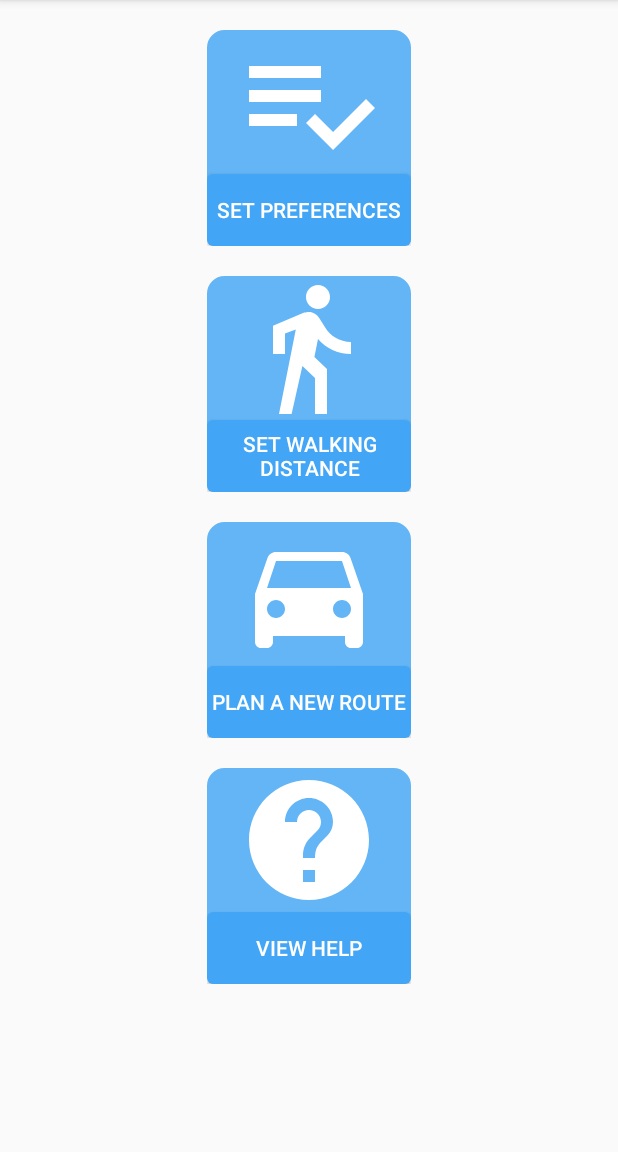
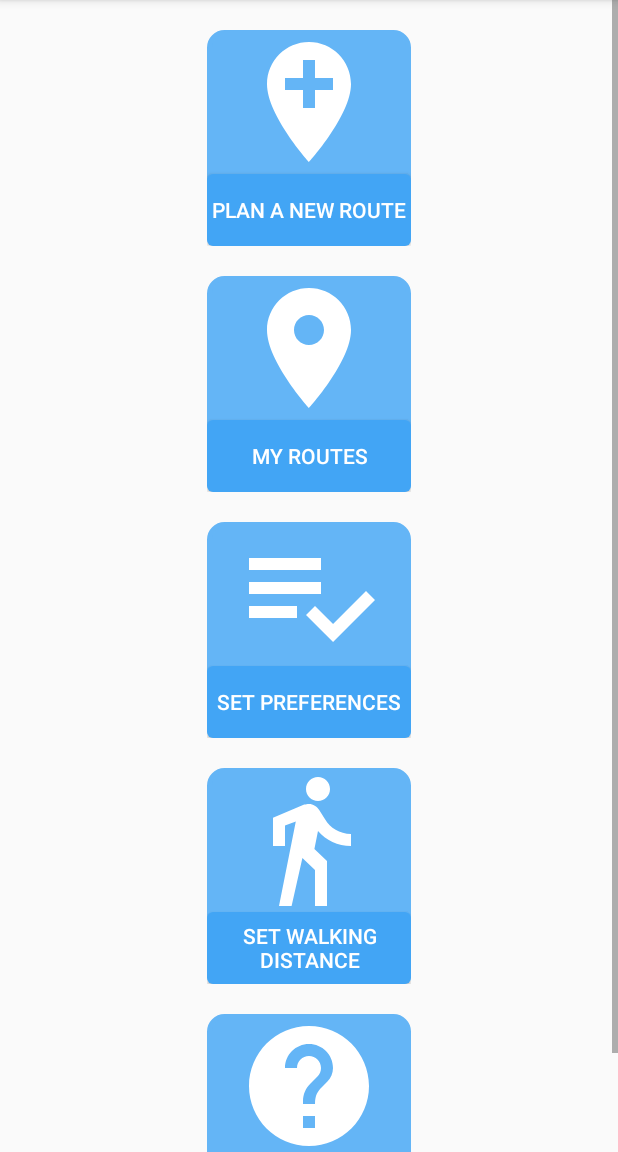
Before and after one commit to AdamTimpson/finalproject, an Android app: the MainMenuActivity screen opened directly, with no data from a screen before it, on a phone screen of 412 x 824 dp, the part 84-1236 px from its top. Run offline under Robolectric (Android 15) with nearby library versions, the phone set to English and light mode, and no system bars.

Commit message:
Added new menu items and icons

```diff
--- a/app/src/main/res/drawable/ic_car.xml
+++ /dev/null
@@ -1,5 +0,0 @@
-<vector android:height="24dp" android:tint="#FFFFFF"
-    android:viewportHeight="24.0" android:viewportWidth="24.0"
-    android:width="24dp" xmlns:android="http://schemas.android.com/apk/res/android">
-    <path android:fillColor="#FF000000" android:pathData="M18.92,6.01C18.72,5.42 18.16,5 17.5,5h-11c-0.66,0 -1.21,0.42 -1.42,1.01L3,12v8c0,0.55 0.45,1 1,1h1c0.55,0 1,-0.45 1,-1v-1h12v1c0,0.55 0.45,1 1,1h1c0.55,0 1,-0.45 1,-1v-8l-2.08,-5.99zM6.5,16c-0.83,0 -1.5,-0.67 -1.5,-1.5S5.67,13 6.5,13s1.5,0.67 1.5,1.5S7.33,16 6.5,16zM17.5,16c-0.83,0 -1.5,-0.67 -1.5,-1.5s0.67,-1.5 1.5,-1.5 1.5,0.67 1.5,1.5 -0.67,1.5 -1.5,1.5zM5,11l1.5,-4.5h11L19,11L5,11z"/>
-</vector>
--- /dev/null
+++ b/app/src/main/res/drawable/ic_my_routes.xml
@@ -0,0 +1,5 @@
+<vector android:height="24dp" android:tint="#FFFFFF"
+    android:viewportHeight="24.0" android:viewportWidth="24.0"
+    android:width="24dp" xmlns:android="http://schemas.android.com/apk/res/android">
+    <path android:fillColor="#FF000000" android:pathData="M12,2C8.13,2 5,5.13 5,9c0,5.25 7,13 7,13s7,-7.75 7,-13c0,-3.87 -3.13,-7 -7,-7zM12,11.5c-1.38,0 -2.5,-1.12 -2.5,-2.5s1.12,-2.5 2.5,-2.5 2.5,1.12 2.5,2.5 -1.12,2.5 -2.5,2.5z"/>
+</vector>
--- /dev/null
+++ b/app/src/main/res/drawable/ic_new_route.xml
@@ -0,0 +1,5 @@
+<vector android:height="24dp" android:tint="#FFFFFF"
+    android:viewportHeight="24.0" android:viewportWidth="24.0"
+    android:width="24dp" xmlns:android="http://schemas.android.com/apk/res/android">
+    <path android:fillColor="#FF000000" android:pathData="M12,2C8.14,2 5,5.14 5,9c0,5.25 7,13 7,13s7,-7.75 7,-13c0,-3.86 -3.14,-7 -7,-7zM16,10h-3v3h-2v-3L8,10L8,8h3L11,5h2v3h3v2z"/>
+</vector>
--- a/app/src/main/res/layout/activity_main_menu.xml
+++ b/app/src/main/res/layout/activity_main_menu.xml
@@ -8,9 +8,64 @@
     android:orientation="vertical">
 
     <LinearLayout
-        android:layout_width="match_parent"
-        android:layout_height="match_parent"
-        android:orientation="vertical">
+    android:layout_width="match_parent"
+    android:layout_height="match_parent"
+    android:orientation="vertical">
+
+        <LinearLayout
+        android:id="@+id/newRouteLayout"
+        android:layout_width="wrap_content"
+        android:layout_height="wrap_content"
+        android:layout_marginStart="20dp"
+        android:layout_marginEnd="20dp"
+        android:orientation="vertical"
+        android:background="@drawable/custom_layout_background"
+        android:layout_gravity="center_horizontal"
+        android:layout_marginTop="20dp"
+        android:layout_marginBottom="20dp">
+
+            <ImageView
+            android:layout_width="96dp"
+            android:layout_height="96dp"
+            android:layout_marginStart="20dp"
+            android:layout_marginEnd="20dp"
+            android:src="@drawable/ic_new_route"/>
+
+            <Button
+            android:id="@+id/newRouteButton"
+            android:layout_width="fill_parent"
+            android:layout_height="wrap_content"
+            android:text="@string/newRouteButton"
+            android:textColor="@color/white"
+            android:background="@drawable/custom_button_background"/>
+        </LinearLayout>
+s
+        <LinearLayout
+            android:id="@+id/myRoutesLayout"
+            android:layout_width="wrap_content"
+            android:layout_height="wrap_content"
+            android:layout_marginStart="20dp"
+            android:layout_marginEnd="20dp"
+            android:orientation="vertical"
+            android:background="@drawable/custom_layout_background"
+            android:layout_gravity="center_horizontal"
+            android:layout_marginBottom="20dp">
+
+            <ImageView
+                android:layout_width="96dp"
+                android:layout_height="96dp"
+                android:layout_marginStart="20dp"
+                android:layout_marginEnd="20dp"
+                android:src="@drawable/ic_my_routes"/>
+
+            <Button
+                android:id="@+id/myRoutesButton"
+                android:layout_width="fill_parent"
+                android:layout_height="wrap_content"
+                android:text="@string/myRoutesButton"
+                android:textColor="@color/white"
+                android:background="@drawable/custom_button_background"/>
+        </LinearLayout>
 
         <LinearLayout
             android:id="@+id/myInterestsLayout"
@@ -21,7 +76,6 @@
             android:orientation="vertical"
             android:background="@drawable/custom_layout_background"
             android:layout_gravity="center_horizontal"
-            android:layout_marginTop="20dp"
             android:layout_marginBottom="20dp">
 
             <ImageView
@@ -70,34 +124,6 @@
         </LinearLayout>
 
         <LinearLayout
-            android:id="@+id/newRouteLayout"
-            android:layout_width="wrap_content"
-            android:layout_height="wrap_content"
-            android:layout_marginStart="20dp"
-            android:layout_marginEnd="20dp"
-            android:orientation="vertical"
-            android:background="@drawable/custom_layout_background"
-            android:layout_gravity="center_horizontal"
-            android:layout_marginBottom="20dp">
-
-            <ImageView
-                android:layout_width="96dp"
-                android:layout_height="96dp"
-                android:layout_marginStart="20dp"
-                android:layout_marginEnd="20dp"
-                android:src="@drawable/ic_car"/>
-
-            <Button
-                android:id="@+id/newRouteButton"
-                android:layout_width="fill_parent"
-                android:layout_height="wrap_content"
-                android:text="@string/newRouteButton"
-                android:textColor="@color/white"
-                android:background="@drawable/custom_button_background"/>
-
-        </LinearLayout>
-
-        <LinearLayout
             android:id="@+id/helpLayout"
             android:layout_width="wrap_content"
             android:layout_height="wrap_content"
@@ -122,7 +148,6 @@
                 android:text="@string/helpButton"
                 android:textColor="@color/white"
                 android:background="@drawable/custom_button_background"/>
-
         </LinearLayout>
 
     </LinearLayout>
--- a/app/src/main/res/values/strings.xml
+++ b/app/src/main/res/values/strings.xml
@@ -31,5 +31,9 @@
     <string name="nextPointButton">Next Destination</string>
     <string name="registerConfirmButton">Register</string>
     <string name="registerClearButton">Clear</string>
+    <string name="myRoutesButton">My Routes</string>
+
+    <!--Checkboxes-->
+    <string name="orderDestinations">Order destinations from nearest to furthest? </string>
 
 </resources>
```
Also changed, not shown: app/src/main/java/com/adamtimpson/mobilityaid/MapsActivity.java (+19 -8 lines), app/src/main/java/com/adamtimpson/mobilityaid/NewRouteActivity.java (+24 -0 lines), app/src/main/res/layout/activity_new_route.xml (+9 -0 lines).
